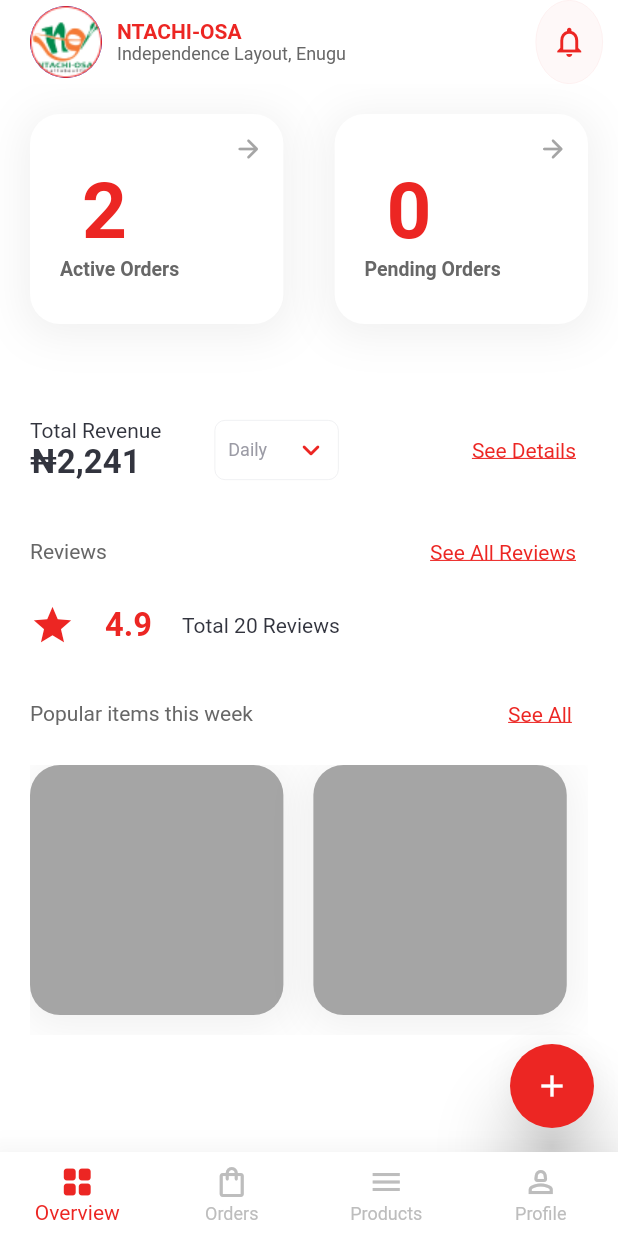
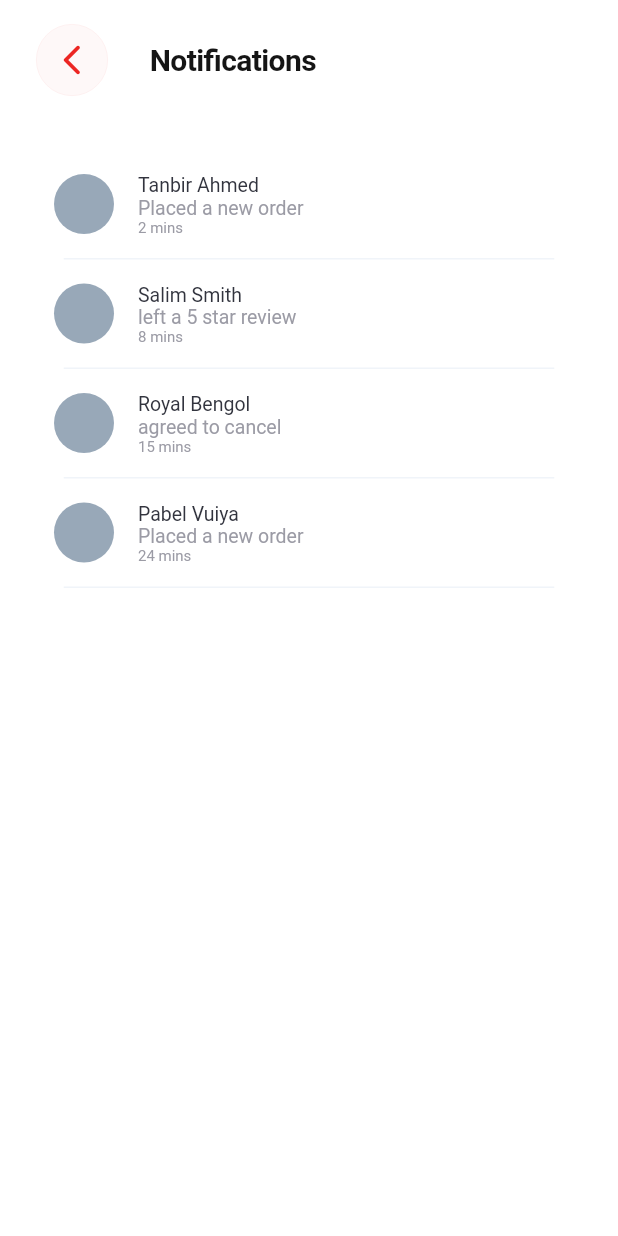
Before and after one commit to egideons/benji_vendor, a Flutter app: the screen it shows after launch, after a tap on the "notifications" icon, on a phone screen of 412 x 824 dp. Run offline on Flutter 3.47's test engine with Material 2 defaults, Android fonts, the phone set to English and light mode, and no system bars; our stand-ins replace flutter_spinkit, google_fonts, hexcolor; Roboto replaces fonts that are missing (Sen).

Commit message:
Notifications page: - linked the notifications page to the dashboard - finished the notifications page

```diff
--- a/lib/app/dashboard/dashboard.dart
+++ b/lib/app/dashboard/dashboard.dart
@@ -7,6 +7,7 @@ import '../../modules/home/home appBar vendor name.dart';
 import '../../modules/home/home orders container.dart';
 import '../../modules/home/home showModalBottomSheet.dart';
 import '../../theme/constants.dart';
+import '../others/notifications.dart';
 import '../profile/profile.dart';
 
 class Dashboard extends StatefulWidget {
@@ -102,11 +103,11 @@ class _DashboardState extends State<Dashboard> {
             ),
             child: IconButton(
               onPressed: () {
-                // Navigator.of(context).push(
-                //   MaterialPageRoute(
-                //     builder: (context) => Cart(),
-                //   ),
-                // );
+                Navigator.of(context).push(
+                  MaterialPageRoute(
+                    builder: (context) => const Notifications(),
+                  ),
+                );
               },
               splashRadius: 20,
               icon: Icon(
--- /dev/null
+++ b/lib/app/others/notifications.dart
@@ -0,0 +1,121 @@
+import 'package:benji_vendor/theme/colors.dart';
+import 'package:benji_vendor/theme/constants.dart';
+import 'package:flutter/material.dart';
+
+import '../../reusable widgets/my appbar.dart';
+
+class Notifications extends StatefulWidget {
+  const Notifications({super.key});
+
+  @override
+  State<Notifications> createState() => _NotificationsState();
+}
+
+class _NotificationsState extends State<Notifications> {
+  //=================================== ALL VARIABLES =====================================\\
+  final int _notifications = 4;
+
+//=================================== LISTS =====================================\\
+  final List<String> _notificationTitle = [
+    "Tanbir Ahmed",
+    "Salim Smith",
+    "Royal Bengol",
+    "Pabel Vuiya",
+  ];
+  final List<String> _notificationSubject = [
+    "Placed a new order",
+    "left a 5 star review",
+    "agreed to cancel",
+    "Placed a new order",
+  ];
+  final List<String> _notificationTime = [
+    "2 mins",
+    "8 mins",
+    "15 mins",
+    "24 mins",
+  ];
+
+  @override
+  Widget build(BuildContext context) {
+    return Scaffold(
+      backgroundColor: kPrimaryColor,
+      appBar: MyAppBar(
+        title: "Notifications",
+        backgroundColor: kPrimaryColor,
+        elevation: 0.0,
+        actions: const [],
+      ),
+      body: SafeArea(
+        maintainBottomViewPadding: true,
+        child: Container(
+          padding: const EdgeInsets.all(
+            kDefaultPadding,
+          ),
+          child: ListView.builder(
+            itemCount: _notifications,
+            physics: const BouncingScrollPhysics(),
+            scrollDirection: Axis.vertical,
+            itemBuilder: ((context, index) {
+              return Column(
+                children: [
+                  ListTile(
+                    onTap: () {},
+                    minVerticalPadding: kDefaultPadding / 2,
+                    enableFeedback: true,
+                    leading: const CircleAvatar(
+                      backgroundColor: Color(
+                        0xFF98A8B8,
+                      ),
+                      child: ClipOval(
+                        clipBehavior: Clip.hardEdge,
+                      ),
+                    ),
+                    title: Text.rich(
+                      TextSpan(
+                        children: [
+                          TextSpan(
+                            text: "${_notificationTitle[index]} \n",
+                            style: const TextStyle(
+                              color: Color(0xFF32343E),
+                              fontSize: 13,
+                              fontWeight: FontWeight.w400,
+                            ),
+                          ),
+                          TextSpan(
+                            text: _notificationSubject[index],
+                            style: const TextStyle(
+                              color: Color(0xFF9B9BA5),
+                              fontSize: 13,
+                              fontWeight: FontWeight.w400,
+                            ),
+                          ),
+                        ],
+                      ),
+                    ),
+                    subtitle: Text(
+                      _notificationTime[index],
+                      style: const TextStyle(
+                        color: Color(0xFF9B9BA5),
+                        fontSize: 10,
+                        fontWeight: FontWeight.w400,
+                      ),
+                    ),
+                  ),
+                  Container(
+                    width: 327,
+                    height: 1,
+                    decoration: const BoxDecoration(
+                      color: Color(
+                        0xFFF0F4F9,
+                      ),
+                    ),
+                  ),
+                ],
+              );
+            }),
+          ),
+        ),
+      ),
+    );
+  }
+}
```
